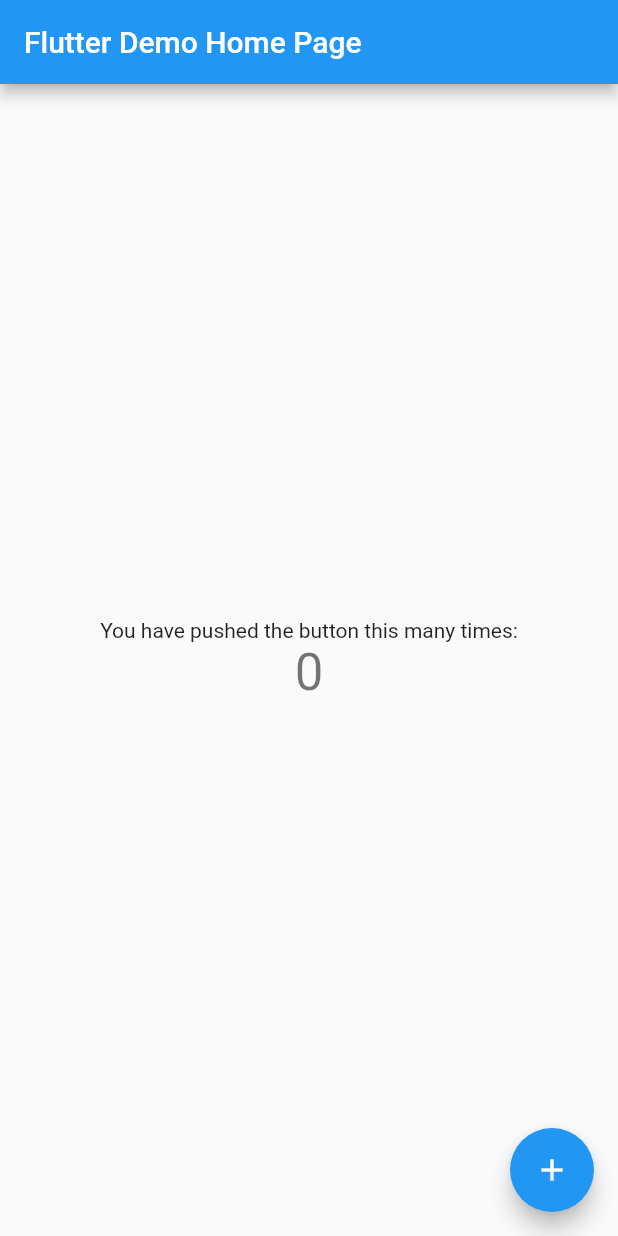
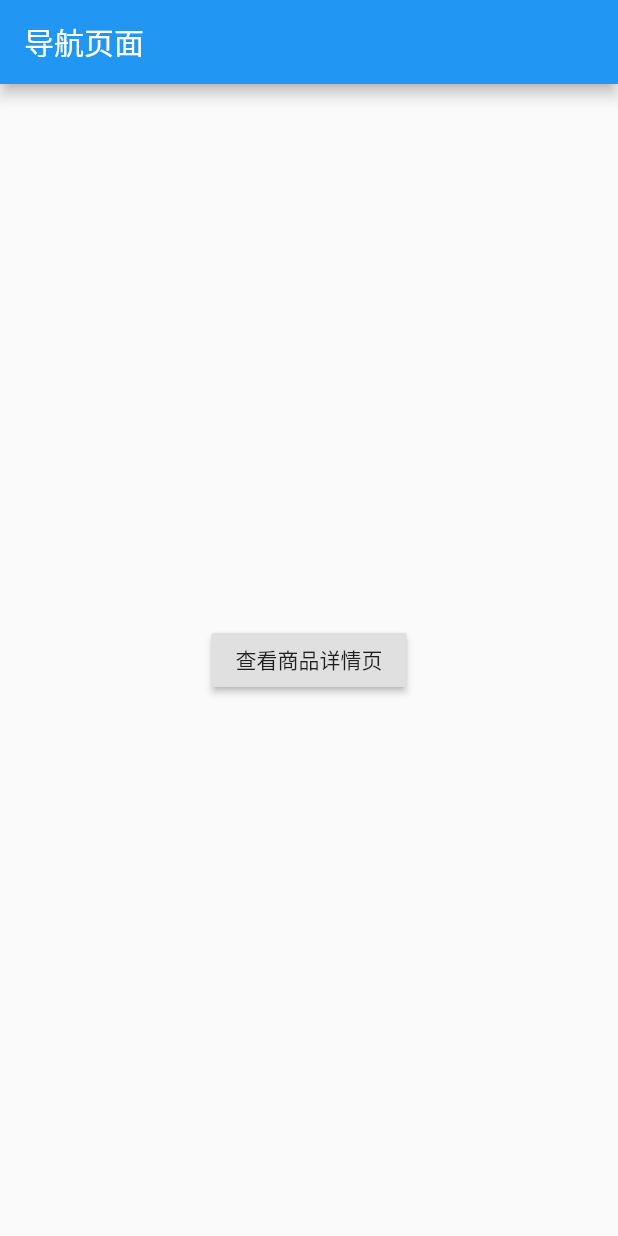
Before and after one commit to aYangLi/js_pang_flutter, a Flutter app: the screen it shows after launch, on a phone screen of 412 x 824 dp. Run offline on Flutter 3.47's test engine with Material 2 defaults, Android fonts, the phone set to English and light mode, and no system bars.

Commit message:
19 导航父子页面的跳转返回

```diff
--- a/demo04/lib/main.dart
+++ b/demo04/lib/main.dart
@@ -1,111 +1,48 @@
 import 'package:flutter/material.dart';
 
-void main() => runApp(MyApp());
+void main() {
+  runApp(MaterialApp(
+    title: '导航演示01',
+    home: new FirstScreen(),
+  ));
+}
 
-class MyApp extends StatelessWidget {
-  // This widget is the root of your application.
+class FirstScreen extends StatelessWidget {
   @override
   Widget build(BuildContext context) {
-    return MaterialApp(
-      title: 'Flutter Demo',
-      theme: ThemeData(
-        // This is the theme of your application.
-        //
-        // Try running your application with "flutter run". You'll see the
-        // application has a blue toolbar. Then, without quitting the app, try
-        // changing the primarySwatch below to Colors.green and then invoke
-        // "hot reload" (press "r" in the console where you ran "flutter run",
-        // or simply save your changes to "hot reload" in a Flutter IDE).
-        // Notice that the counter didn't reset back to zero; the application
-        // is not restarted.
-        primarySwatch: Colors.blue,
+    return Scaffold(
+      appBar: AppBar(
+        title: Text('导航页面'),
       ),
-      home: MyHomePage(title: 'Flutter Demo Home Page'),
+      body: Center(
+        child: RaisedButton(
+          child: Text('查看商品详情页'),
+          onPressed: (){
+            Navigator.push(context, MaterialPageRoute(
+              builder: (context) => SecondScreen()
+            ));
+          },
+        ),
+      ),
     );
   }
 }
 
-class MyHomePage extends StatefulWidget {
-  MyHomePage({Key key, this.title}) : super(key: key);
-
-  // This widget is the home page of your application. It is stateful, meaning
-  // that it has a State object (defined below) that contains fields that affect
-  // how it looks.
-
-  // This class is the configuration for the state. It holds the values (in this
-  // case the title) provided by the parent (in this case the App widget) and
-  // used by the build method of the State. Fields in a Widget subclass are
-  // always marked "final".
-
-  final String title;
-
+class SecondScreen extends StatelessWidget {
   @override
-  _MyHomePageState createState() => _MyHomePageState();
-}
-
-class _MyHomePageState extends State<MyHomePage> {
-  int _counter = 0;
-
-  void _incrementCounter() {
-    setState(() {
-      // This call to setState tells the Flutter framework that something has
-      // changed in this State, which causes it to rerun the build method below
-      // so that the display can reflect the updated values. If we changed
-      // _counter without calling setState(), then the build method would not be
-      // called again, and so nothing would appear to happen.
-      _counter++;
-    });
-  }
-
-  @override
-  Widget build(BuildContext context) {
-    // This method is rerun every time setState is called, for instance as done
-    // by the _incrementCounter method above.
-    //
-    // The Flutter framework has been optimized to make rerunning build methods
-    // fast, so that you can just rebuild anything that needs updating rather
-    // than having to individually change instances of widgets.
+  Widget build (BuildContext context) {
     return Scaffold(
       appBar: AppBar(
-        // Here we take the value from the MyHomePage object that was created by
-        // the App.build method, and use it to set our appbar title.
-        title: Text(widget.title),
+        title: Text('阿阳商品详情页'),
       ),
       body: Center(
-        // Center is a layout widget. It takes a single child and positions it
-        // in the middle of the parent.
-        child: Column(
-          // Column is also a layout widget. It takes a list of children and
-          // arranges them vertically. By default, it sizes itself to fit its
-          // children horizontally, and tries to be as tall as its parent.
-          //
-          // Invoke "debug painting" (press "p" in the console, choose the
-          // "Toggle Debug Paint" action from the Flutter Inspector in Android
-          // Studio, or the "Toggle Debug Paint" command in Visual Studio Code)
-          // to see the wireframe for each widget.
-          //
-          // Column has various properties to control how it sizes itself and
-          // how it positions its children. Here we use mainAxisAlignment to
-          // center the children vertically; the main axis here is the vertical
-          // axis because Columns are vertical (the cross axis would be
-          // horizontal).
-          mainAxisAlignment: MainAxisAlignment.center,
-          children: <Widget>[
-            Text(
-              'You have pushed the button this many times:',
-            ),
-            Text(
-              '$_counter',
-              style: Theme.of(context).textTheme.display1,
-            ),
-          ],
+        child: RaisedButton(
+          child: Text('回到上一级'),
+          onPressed: (){
+            Navigator.pop(context);
+          },
         ),
       ),
-      floatingActionButton: FloatingActionButton(
-        onPressed: _incrementCounter,
-        tooltip: 'Increment',
-        child: Icon(Icons.add),
-      ), // This trailing comma makes auto-formatting nicer for build methods.
     );
   }
 }
```
